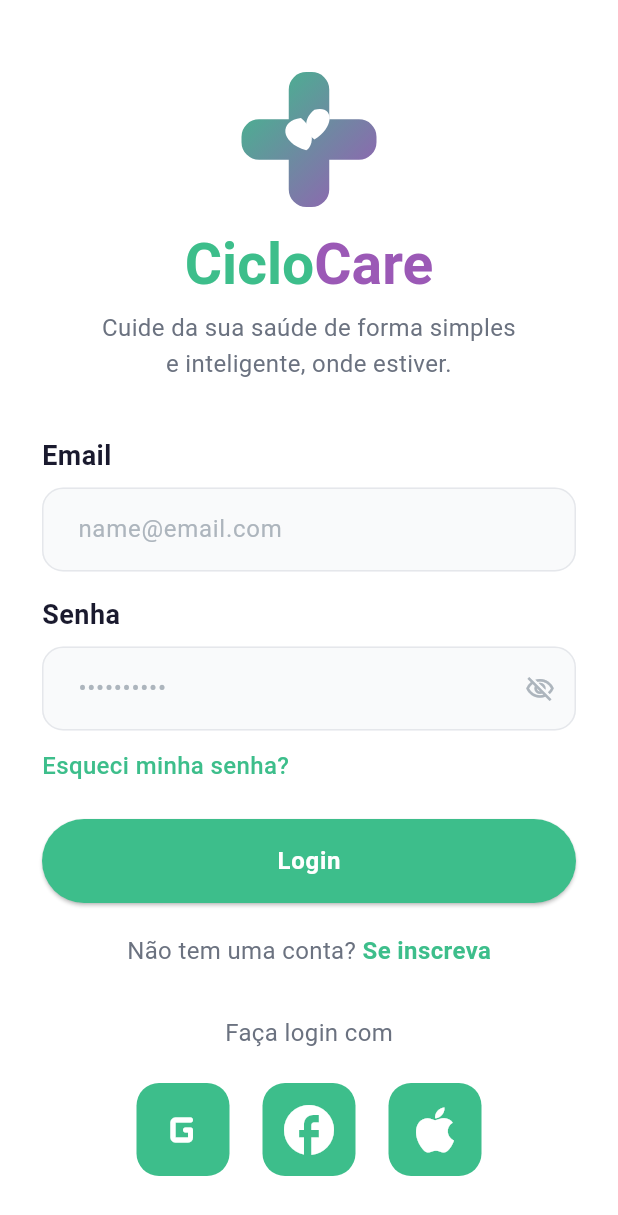
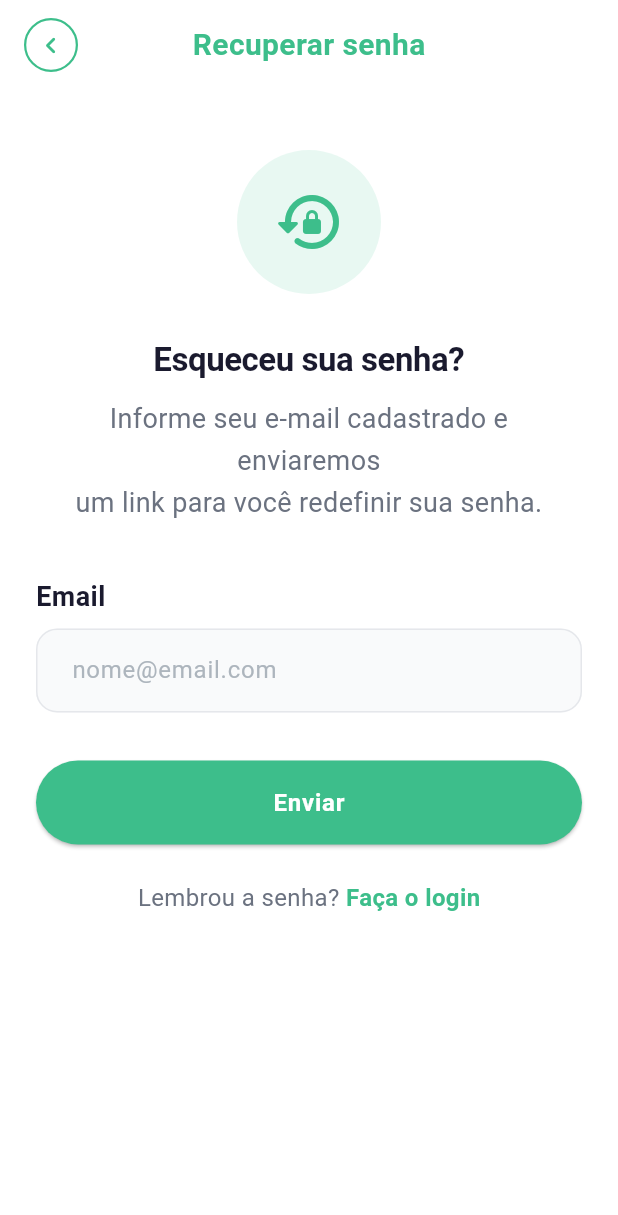
Before and after one commit to guiresteves/CicloCare, a Flutter app: the LoginScreen screen opened by its route, after a tap on "Esqueci minha senha?", on a phone screen of 412 x 824 dp. Shown: the top 1215 px of the screen. Run offline on Flutter 3.47's test engine with Material 3 defaults, Android fonts, the phone set to English and light mode, and no system bars; Roboto replaces fonts that are missing (Poppins).

Commit message:
feat: implementa a tela de Recuperação de Senha

```diff
--- a/lib/core/constants/app_routes.dart
+++ b/lib/core/constants/app_routes.dart
@@ -4,6 +4,7 @@ class AppRoutes {
   static const String onboarding = '/';
   static const String login      = '/login';
   static const String register   = '/register';
+  static const String forgotPassword = '/forgot-password';
   static const String terms      = '/terms';
   static const String privacy    = '/privacy';
   static const String home       = '/home';
--- /dev/null
+++ b/lib/features/auth/screens/forgot_password_screen.dart
@@ -0,0 +1,293 @@
+import 'package:flutter/material.dart';
+import '../../../core/theme/app_colors.dart';
+import '../widgets/auth_button.dart';
+import '../widgets/auth_text_field.dart';
+
+class ForgotPasswordScreen extends StatefulWidget {
+  const ForgotPasswordScreen({super.key});
+
+  @override
+  State<ForgotPasswordScreen> createState() => _ForgotPasswordScreenState();
+}
+
+class _ForgotPasswordScreenState extends State<ForgotPasswordScreen> {
+  final _formKey = GlobalKey<FormState>();
+  final _emailController = TextEditingController();
+
+  bool _isLoading = false;
+  bool _emailSent = false;
+
+  @override
+  void dispose() {
+    _emailController.dispose();
+    super.dispose();
+  }
+
+  Future<void> _handleSend() async {
+    FocusScope.of(context).unfocus();
+    if (!_formKey.currentState!.validate()) return;
+
+    setState(() => _isLoading = true);
+
+    // Simula delay de rede (mock)
+    await Future.delayed(const Duration(milliseconds: 1200));
+
+    if (!mounted) return;
+    setState(() {
+      _isLoading = false;
+      _emailSent = true;
+    });
+  }
+
+  @override
+  Widget build(BuildContext context) {
+    return Scaffold(
+      backgroundColor: Colors.white,
+      body: SafeArea(
+        child: Column(
+          children: [
+            // ── Header ───────────────────────────────────────────────
+            Padding(
+              padding: const EdgeInsets.symmetric(horizontal: 16, vertical: 12),
+              child: Stack(
+                alignment: Alignment.center,
+                children: [
+                  Align(
+                    alignment: Alignment.centerLeft,
+                    child: GestureDetector(
+                      onTap: () => Navigator.pop(context),
+                      child: Container(
+                        width: 36,
+                        height: 36,
+                        decoration: BoxDecoration(
+                          shape: BoxShape.circle,
+                          border: Border.all(color: AppColors.primary, width: 1.5),
+                        ),
+                        child: const Icon(
+                          Icons.chevron_left_rounded,
+                          color: AppColors.primary,
+                          size: 22,
+                        ),
+                      ),
+                    ),
+                  ),
+                  const Text(
+                    'Recuperar senha',
+                    style: TextStyle(
+                      fontSize: 20,
+                      fontWeight: FontWeight.w700,
+                      color: AppColors.primary,
+                    ),
+                  ),
+                ],
+              ),
+            ),
+
+            // ── Conteúdo ─────────────────────────────────────────────
+            Expanded(
+              child: SingleChildScrollView(
+                padding: const EdgeInsets.symmetric(horizontal: 24),
+                child: _emailSent ? _buildSuccess() : _buildForm(),
+              ),
+            ),
+          ],
+        ),
+      ),
+    );
+  }
+
+  // ── Formulário de envio ───────────────────────────────────────────────────
+  Widget _buildForm() {
+    return Form(
+      key: _formKey,
+      child: Column(
+        crossAxisAlignment: CrossAxisAlignment.center,
+        children: [
+          const SizedBox(height: 40),
+
+          // Ícone ilustrativo
+          Container(
+            width: 96,
+            height: 96,
+            decoration: BoxDecoration(
+              color: AppColors.primaryLight,
+              shape: BoxShape.circle,
+            ),
+            child: const Icon(
+              Icons.lock_reset_rounded,
+              color: AppColors.primary,
+              size: 48,
+            ),
+          ),
+          const SizedBox(height: 28),
+
+          // Título e descrição
+          const Text(
+            'Esqueceu sua senha?',
+            style: TextStyle(
+              fontSize: 22,
+              fontWeight: FontWeight.w700,
+              color: AppColors.textPrimary,
+              letterSpacing: -0.3,
+            ),
+          ),
+          const SizedBox(height: 10),
+          const Text(
+            'Informe seu e-mail cadastrado e enviaremos\num link para você redefinir sua senha.',
+            textAlign: TextAlign.center,
+            style: TextStyle(
+              fontSize: 18,
+              color: AppColors.textSecondary,
+              height: 1.55,
+            ),
+          ),
+          const SizedBox(height: 36),
+
+          // Campo e-mail
+          AuthTextField(
+            label: 'Email',
+            hint: 'nome@email.com',
+            controller: _emailController,
+            keyboardType: TextInputType.emailAddress,
+            textInputAction: TextInputAction.done,
+            onEditingComplete: _handleSend,
+            validator: (v) {
+              if (v == null || v.trim().isEmpty) return 'Informe seu e-mail';
+              if (!v.contains('@')) return 'E-mail inválido';
+              return null;
+            },
+          ),
+          const SizedBox(height: 32),
+
+          // Botão enviar
+          AuthButton(
+            text: 'Enviar',
+            isLoading: _isLoading,
+            onPressed: _handleSend,
+          ),
+          const SizedBox(height: 24),
+
+          // Link voltar ao login
+          Row(
+            mainAxisAlignment: MainAxisAlignment.center,
+            children: [
+              const Text(
+                'Lembrou a senha? ',
+                style: TextStyle(color: AppColors.textSecondary, fontSize: 16),
+              ),
+              GestureDetector(
+                onTap: () => Navigator.pop(context),
+                child: const Text(
+                  'Faça o login',
+                  style: TextStyle(
+                    color: AppColors.primary,
+                    fontSize: 16,
+                    fontWeight: FontWeight.w600,
+                  ),
+                ),
+              ),
+            ],
+          ),
+        ],
+      ),
+    );
+  }
+
+  // ── Tela de sucesso após envio ────────────────────────────────────────────
+  Widget _buildSuccess() {
+    return Column(
+      crossAxisAlignment: CrossAxisAlignment.center,
+      children: [
+        const SizedBox(height: 60),
+
+        // Ícone de sucesso
+        Container(
+          width: 96,
+          height: 96,
+          decoration: const BoxDecoration(
+            color: AppColors.primaryLight,
+            shape: BoxShape.circle,
+          ),
+          child: const Icon(
+            Icons.mark_email_read_outlined,
+            color: AppColors.primary,
+            size: 48,
+          ),
+        ),
+        const SizedBox(height: 28),
+
+        const Text(
+          'E-mail enviado!',
+          style: TextStyle(
+            fontSize: 22,
+            fontWeight: FontWeight.w700,
+            color: AppColors.textPrimary,
+            letterSpacing: -0.3,
+          ),
+        ),
+        const SizedBox(height: 10),
+
+        Text(
+          'Enviamos um link de recuperação para\n${_emailController.text.trim()}',
+          textAlign: TextAlign.center,
+          style: const TextStyle(
+            fontSize: 16,
+            color: AppColors.textSecondary,
+            height: 1.55,
+          ),
+        ),
+        const SizedBox(height: 12),
+
+        const Text(
+          'Verifique também sua caixa de spam.',
+          textAlign: TextAlign.center,
+          style: TextStyle(
+            fontSize: 16,
+            color: AppColors.textHint,
+          ),
+        ),
+        const SizedBox(height: 40),
+
+        // Card informativo
+        Container(
+          width: double.infinity,
+          padding: const EdgeInsets.symmetric(horizontal: 16, vertical: 14),
+          decoration: BoxDecoration(
+            color: AppColors.primaryLight,
+            borderRadius: BorderRadius.circular(12),
+          ),
+          child: const Text(
+            'O link de recuperação expira em 30 minutos. Caso não receba o e-mail, verifique se o endereço está correto e tente novamente.',
+            style: TextStyle(
+              fontSize: 16,
+              color: Color(0xFF1E7A52),
+              fontWeight: FontWeight.w500,
+              height: 1.55,
+            ),
+          ),
+        ),
+        const SizedBox(height: 40),
+
+        // Botão voltar ao login
+        AuthButton(
+          text: 'Voltar ao login',
+          onPressed: () => Navigator.pop(context),
+        ),
+        const SizedBox(height: 20),
+
+        // Reenviar
+        GestureDetector(
+          onTap: () => setState(() => _emailSent = false),
+          child: const Text(
+            'Não recebi o e-mail, tentar novamente',
+            style: TextStyle(
+              color: AppColors.primary,
+              fontSize: 16,
+              fontWeight: FontWeight.w500,
+            ),
+          ),
+        ),
+      ],
+    );
+  }
+}
--- a/lib/features/auth/screens/login_screen.dart
+++ b/lib/features/auth/screens/login_screen.dart
@@ -124,7 +124,7 @@ class _LoginScreenState extends State<LoginScreen> {
                 Align(
                   alignment: Alignment.centerLeft,
                   child: GestureDetector(
-                    onTap: () {},
+                    onTap: () => Navigator.pushNamed(context, AppRoutes.forgotPassword),
                     child: const Padding(
                       padding: EdgeInsets.only(top: 12),
                       child: Text(
--- a/lib/main.dart
+++ b/lib/main.dart
@@ -7,6 +7,7 @@ import 'features/auth/screens/register_screen.dart';
 import 'features/home/screens/home_screen.dart';
 import 'features/auth/screens/terms_screen.dart';
 import 'features/auth/screens/privacy_screen.dart';
+import 'features/auth/screens/forgot_password_screen.dart';
 
 void main() {
   runApp(const CicloCareApp());
@@ -26,6 +27,7 @@ class CicloCareApp extends StatelessWidget {
         AppRoutes.onboarding: (_) => const OnboardingScreen(),
         AppRoutes.login: (_) => const LoginScreen(),
         AppRoutes.register: (_) => const RegisterScreen(),
+        AppRoutes.forgotPassword: (_) => const ForgotPasswordScreen(),
         AppRoutes.terms: (_) => const TermsScreen(),
         AppRoutes.privacy: (_) => const PrivacyScreen(),
         AppRoutes.home: (_) => const HomeScreen(),
```
